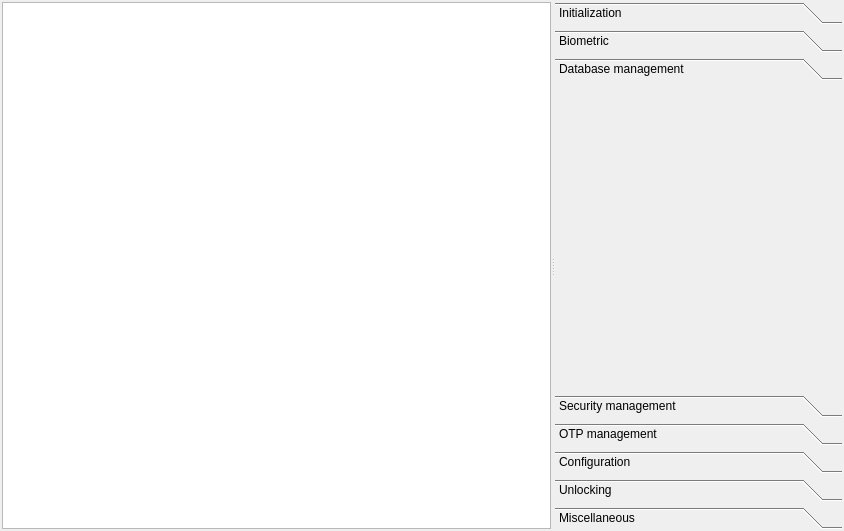
The window that sagemmorpho.ui (CodElecCz/SagemMorphoUI) describes before a commit, drawn with Qt 5.
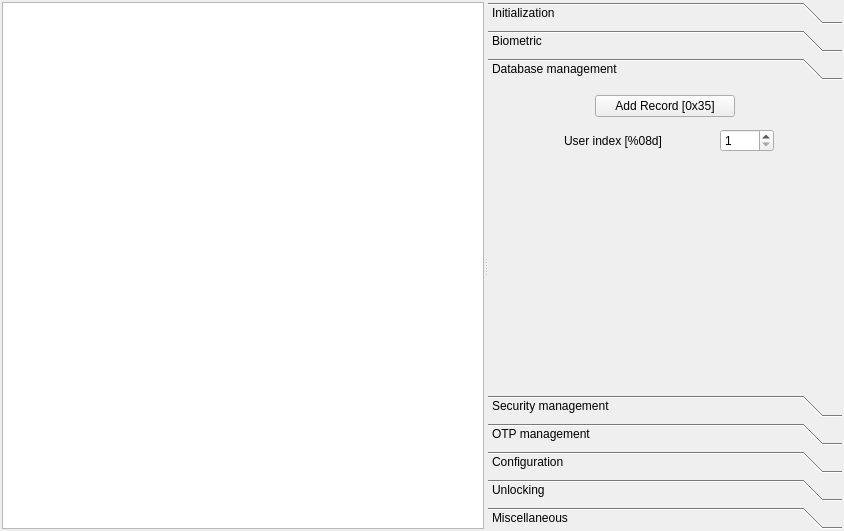
The same window after the commit. The open tabs and pages were chosen to show the change. Custom widgets are drawn as their Qt base class.

What changed in the file:
```diff
--- a/sagemmorpho.ui
+++ b/sagemmorpho.ui
@@ -42,7 +42,7 @@
       </layout>
      </widget>
      <widget class="QWidget" name="verticalLayoutWidget_2">
-      <layout class="QVBoxLayout" name="verticalLayout_2">
+      <layout class="QHBoxLayout" name="horizontalLayout">
        <item>
         <widget class="QToolBox" name="toolBox">
          <property name="sizePolicy">
@@ -123,13 +123,78 @@
            <rect>
             <x>0</x>
             <y>0</y>
-            <width>320</width>
+            <width>341</width>
             <height>285</height>
            </rect>
           </property>
           <attribute name="label">
            <string>Database management</string>
           </attribute>
+          <layout class="QVBoxLayout" name="verticalLayout_8">
+           <item>
+            <layout class="QVBoxLayout" name="verticalLayout_7">
+             <item alignment="Qt::AlignHCenter">
+              <widget class="QPushButton" name="addRecordButton">
+               <property name="minimumSize">
+                <size>
+                 <width>140</width>
+                 <height>0</height>
+                </size>
+               </property>
+               <property name="text">
+                <string>Add Record [0x35]</string>
+               </property>
+              </widget>
+             </item>
+             <item>
+              <layout class="QGridLayout" name="gridLayout">
+               <property name="leftMargin">
+                <number>6</number>
+               </property>
+               <property name="topMargin">
+                <number>6</number>
+               </property>
+               <property name="rightMargin">
+                <number>6</number>
+               </property>
+               <property name="bottomMargin">
+                <number>6</number>
+               </property>
+               <item row="0" column="0" alignment="Qt::AlignRight">
+                <widget class="QLabel" name="label">
+                 <property name="text">
+                  <string>User index [%08d]</string>
+                 </property>
+                </widget>
+               </item>
+               <item row="0" column="1" alignment="Qt::AlignHCenter">
+                <widget class="QSpinBox" name="userStartBox">
+                 <property name="minimum">
+                  <number>1</number>
+                 </property>
+                 <property name="maximum">
+                  <number>1000</number>
+                 </property>
+                </widget>
+               </item>
+              </layout>
+             </item>
+             <item>
+              <spacer name="verticalSpacer_3">
+               <property name="orientation">
+                <enum>Qt::Vertical</enum>
+               </property>
+               <property name="sizeHint" stdset="0">
+                <size>
+                 <width>20</width>
+                 <height>40</height>
+                </size>
+               </property>
+              </spacer>
+             </item>
+            </layout>
+           </item>
+          </layout>
          </widget>
          <widget class="QWidget" name="page_4">
           <property name="geometry">
@@ -195,6 +260,38 @@
           <attribute name="label">
            <string>Miscellaneous</string>
           </attribute>
+          <layout class="QVBoxLayout" name="verticalLayout_2">
+           <item>
+            <layout class="QVBoxLayout" name="verticalLayout_6">
+             <item alignment="Qt::AlignHCenter">
+              <widget class="QPushButton" name="configUartButton">
+               <property name="minimumSize">
+                <size>
+                 <width>140</width>
+                 <height>0</height>
+                </size>
+               </property>
+               <property name="text">
+                <string>Config Uart [0xEE]</string>
+               </property>
+              </widget>
+             </item>
+             <item>
+              <spacer name="verticalSpacer_2">
+               <property name="orientation">
+                <enum>Qt::Vertical</enum>
+               </property>
+               <property name="sizeHint" stdset="0">
+                <size>
+                 <width>20</width>
+                 <height>40</height>
+                </size>
+               </property>
+              </spacer>
+             </item>
+            </layout>
+           </item>
+          </layout>
          </widget>
         </widget>
        </item>
```
Left out of the diff: 14 changed lines with no effect on the pictures.
